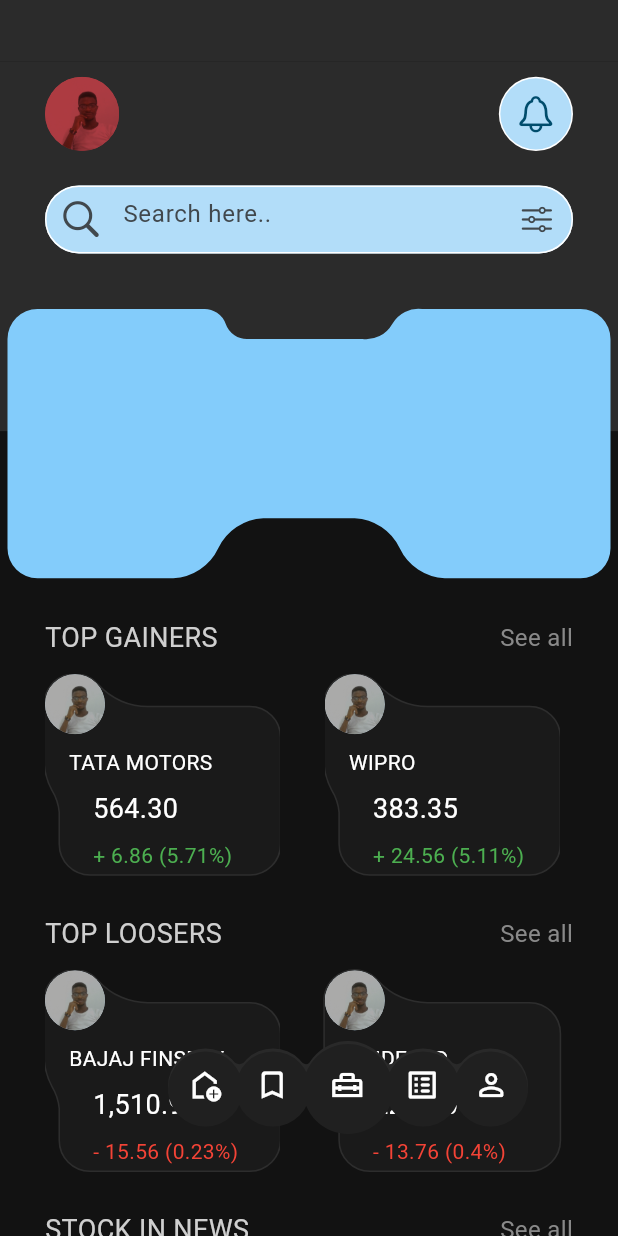
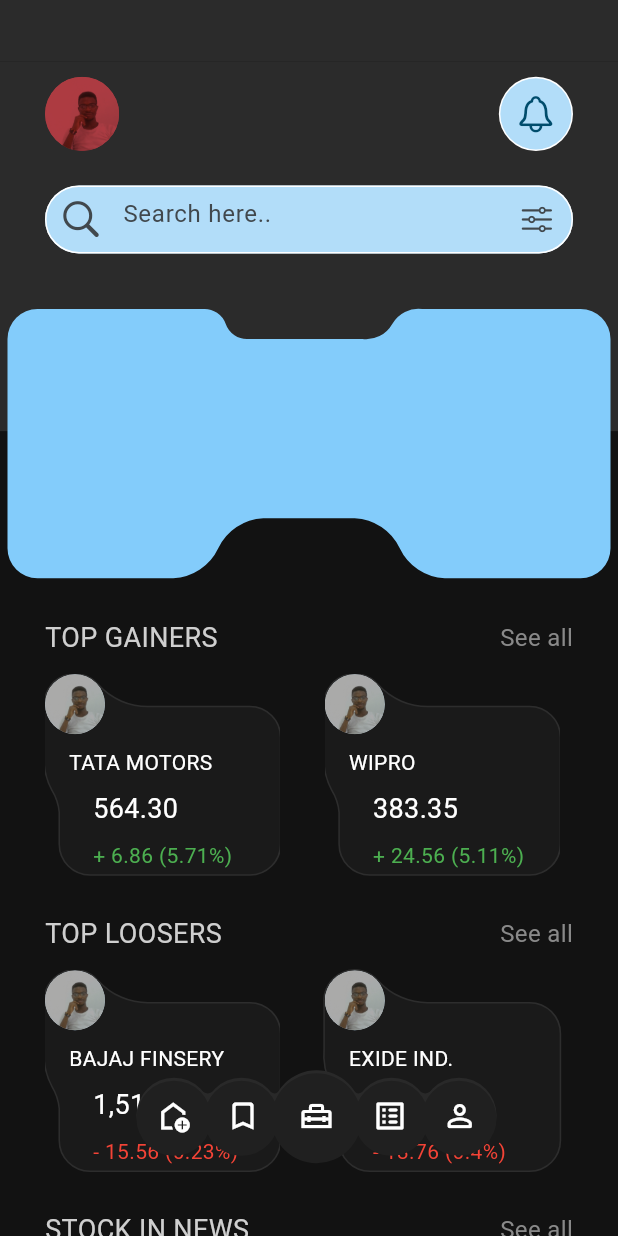
Before and after one commit to kenresoft/stockup_app, a Flutter app: the screen it shows after launch, on a phone screen of 412 x 824 dp. Run offline on Flutter 3.47's test engine with Material 3 defaults, Android fonts, the phone set to English and light mode, and no system bars; our stand-ins replace fl_chart; missing offline and left inert: fontresoft.

Commit message:
Update portfolio.dart

```diff
--- a/lib/ui/portfolio.dart
+++ b/lib/ui/portfolio.dart
@@ -24,6 +24,7 @@ class _PortfolioState extends State<Portfolio> {
       child: Scaffold(
         backgroundColor: const Color(0xff121212),
         body: Stack(
+          alignment: Alignment.center, // Center the Stack within Positioned
           children: [
             SingleChildScrollView(
               child: Column(
@@ -202,47 +203,38 @@ class _PortfolioState extends State<Portfolio> {
               bottom: 30,
               width: width,
               height: 100,
-              left: 448 / 4,
+              //left: width / 4,
               child: Stack(
+                alignment: Alignment.center, // Center the Stack within Positioned
                 children: [
                   CustomPaint(
                     painter: NavBarClip(),
                     child: const SizedBox(width: 230, height: 61),
                   ),
-                  Positioned(
-                    top: 17.5,
-                    left: 12.5,
-                    child: GestureDetector(
+                  Row(
+                    mainAxisAlignment: MainAxisAlignment.center,
+                    children: [
+                      const SizedBox(width: 10),
+                      GestureDetector(
                         child: const Icon(Icons.add_home_outlined, color: Colors.white),
                       ),
-                  ),
-                  Positioned(
-                    top: 17.5,
-                    left: 57.5,
-                    child: GestureDetector(
+                      const SizedBox(width: 22.5),
+                      GestureDetector(
                         child: const Icon(Icons.bookmark_border_rounded, color: Colors.white),
                       ),
-                  ),
-                  Positioned(
-                    top: 17.5,
-                    left: 107.5,
-                    child: GestureDetector(
+                      const SizedBox(width: 25),
+                      GestureDetector(
                         child: const Icon(Icons.home_repair_service_outlined, color: Colors.white),
                       ),
-                  ),
-                  Positioned(
-                    top: 17.5,
-                    left: 157.5,
-                    child: GestureDetector(
+                      const SizedBox(width: 25),
+                      GestureDetector(
                         child: const Icon(Icons.list_alt_rounded, color: Colors.white),
                       ),
-                  ),
-                  Positioned(
-                    top: 17.5,
-                    left: 203.5,
-                    child: GestureDetector(
+                      const SizedBox(width: 22.5),
+                      GestureDetector(
                         child: const Icon(Icons.person_outline_rounded, color: Colors.white),
                       ),
+                    ],
                   ),
                 ],
               ),
```
Lines whose indentation alone changed are shown as unchanged.
